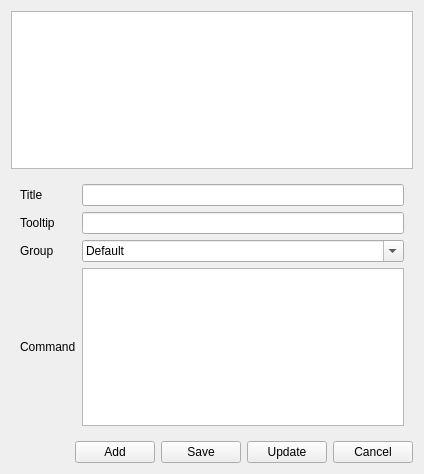
Qt form src/plugins/QuickCommands/qcwidget.ui (KDE/konsole) before a commit.
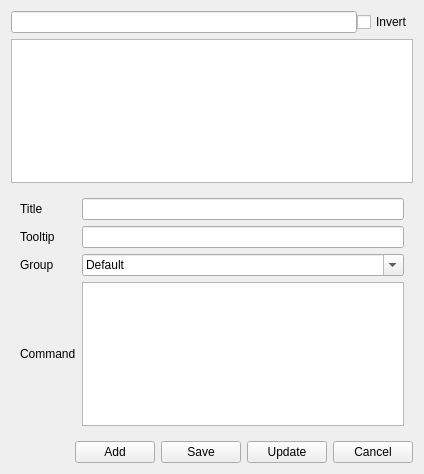
The same form after that commit.

Commit message: Add filter capabilities on the Quick Actions plugin

Patch:
```diff
--- a/src/plugins/QuickCommands/qcwidget.ui
+++ b/src/plugins/QuickCommands/qcwidget.ui
@@ -14,6 +14,37 @@
    <string>Form</string>
   </property>
   <layout class="QVBoxLayout" name="verticalLayout">
+   <item>
+    <widget class="QWidget" name="widget" native="true">
+     <layout class="QHBoxLayout" name="horizontalLayout_2">
+      <property name="spacing">
+       <number>0</number>
+      </property>
+      <property name="leftMargin">
+       <number>0</number>
+      </property>
+      <property name="topMargin">
+       <number>0</number>
+      </property>
+      <property name="rightMargin">
+       <number>0</number>
+      </property>
+      <property name="bottomMargin">
+       <number>0</number>
+      </property>
+      <item>
+       <widget class="QLineEdit" name="filterLine"/>
+      </item>
+      <item>
+       <widget class="QCheckBox" name="invertFilter">
+        <property name="text">
+         <string>Invert</string>
+        </property>
+       </widget>
+      </item>
+     </layout>
+    </widget>
+   </item>
    <item>
     <widget class="QTreeView" name="commandsTreeView">
      <property name="editTriggers">
```
The commit also changes 2 other files.
